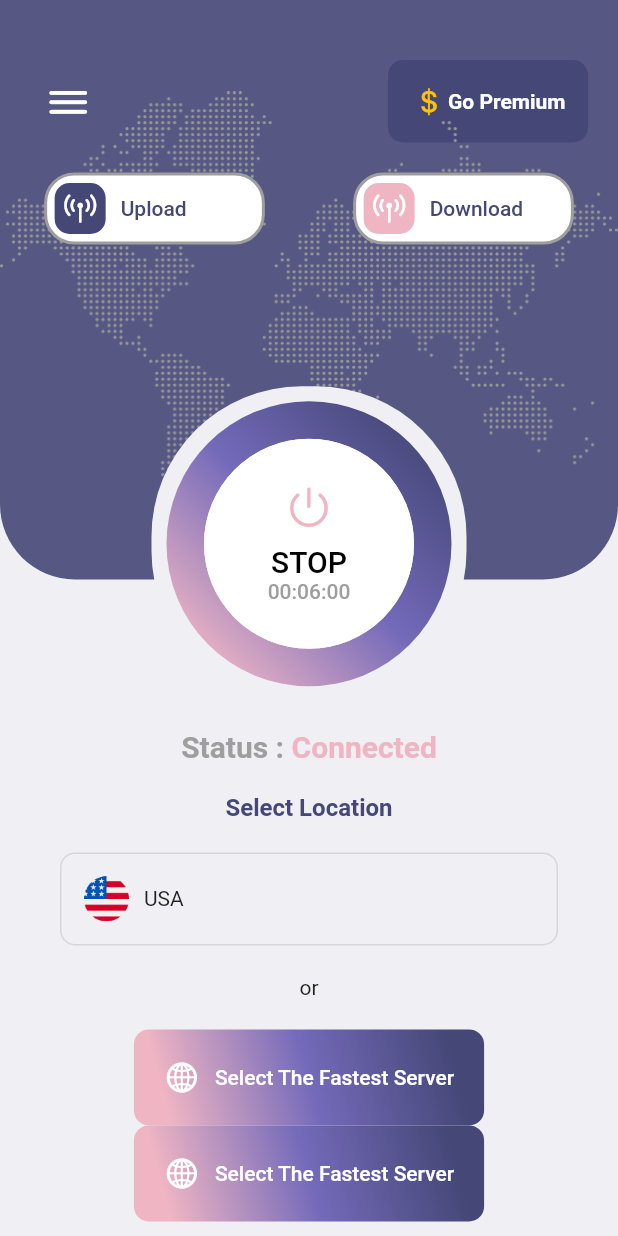
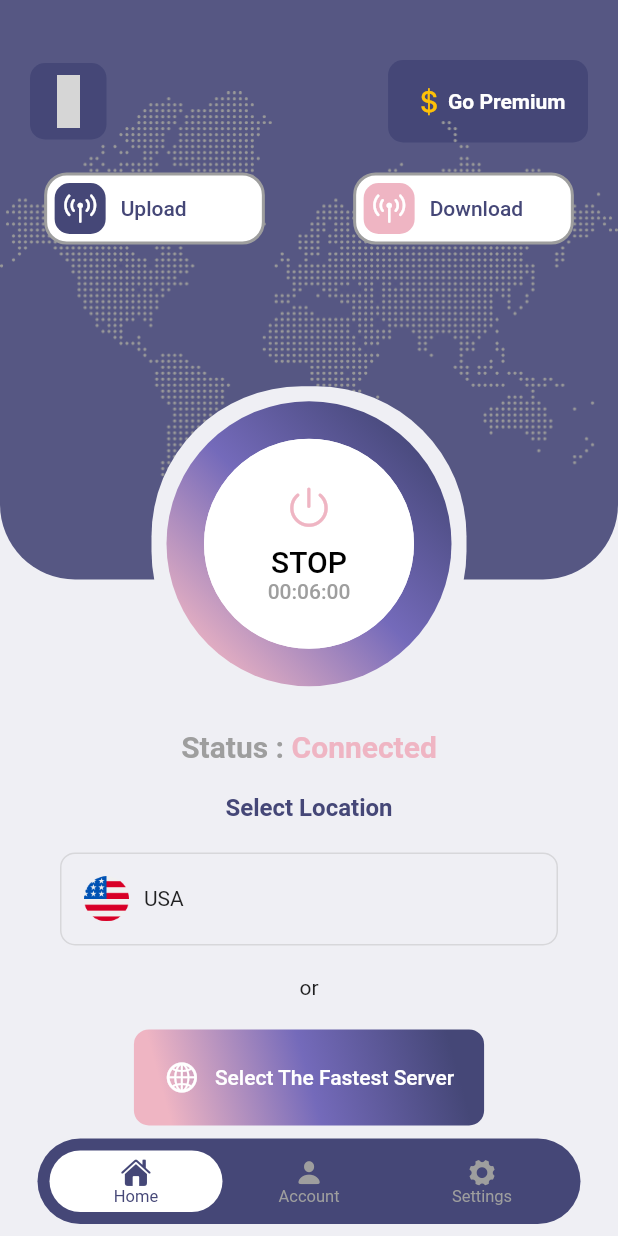
Before and after one commit to imamabdulazis/FlutterVPN, a Flutter app: the screen it shows after launch, on a phone screen of 412 x 824 dp. Run offline on Flutter 3.47's test engine with Material 2 defaults, Android fonts, the phone set to English and light mode, and no system bars; drawn by our look-alikes of floating_bottom_navigation_bar; our stand-ins replace eva_icons_flutter, flutter_spinkit, get; grey boxes are pictures that could not be loaded.

Commit message:
add some screen

```diff
--- a/lib/main.dart
+++ b/lib/main.dart
@@ -1,4 +1,5 @@
 import 'package:VarxVPN/presentation/screens/home/home_screen.dart';
+import 'package:VarxVPN/presentation/screens/navigation/navigation.dart';
 import 'package:VarxVPN/presentation/screens/not_found/not_found_screen.dart';
 import 'package:flutter/material.dart';
 
@@ -21,7 +22,7 @@ class App extends StatelessWidget {
         primarySwatch: Colors.blue,
         visualDensity: VisualDensity.adaptivePlatformDensity,
       ),
-      home: const HomeScreen(),
+      home: Navigation(),
       onUnknownRoute: (RouteSettings rs) => MaterialPageRoute(
         builder: (context) => NotFoundScreen(),
       ),
--- /dev/null
+++ b/lib/presentation/screens/account/account_screen.dart
@@ -0,0 +1,17 @@
+import 'package:flutter/material.dart';
+
+class AccountScreen extends StatefulWidget {
+  @override
+  _AccountScreenState createState() => _AccountScreenState();
+}
+
+class _AccountScreenState extends State<AccountScreen> {
+  @override
+  Widget build(BuildContext context) {
+    return Scaffold(
+      body: Center(
+        child: Text('Account Screen'),
+      ),
+    );
+  }
+}
--- a/lib/presentation/screens/home/home_screen.dart
+++ b/lib/presentation/screens/home/home_screen.dart
@@ -3,8 +3,10 @@ import 'package:VarxVPN/presentation/components/utility/screen_aware.dart';
 import 'package:VarxVPN/presentation/components/widget/button_gradient.dart';
 import 'package:VarxVPN/presentation/screens/home/local_widget/button_premium.dart';
 import 'package:VarxVPN/presentation/screens/home/local_widget/location.dart';
+import 'package:eva_icons_flutter/eva_icons_flutter.dart';
 import 'package:flutter/cupertino.dart';
 import 'package:flutter/material.dart';
+import 'package:flutter_spinkit/flutter_spinkit.dart';
 import 'package:get/get.dart';
 
 class HomeScreen extends StatefulWidget {
@@ -55,12 +57,16 @@ class _HomeScreenState extends State<HomeScreen> {
                               mainAxisAlignment: MainAxisAlignment.spaceBetween,
                               children: [
                                 Ink(
+                                  decoration: BoxDecoration(
+                                    color: Palette.primaryColor,
+                                    borderRadius: BorderRadius.circular(10),
+                                  ),
                                   child: InkWell(
                                     onTap: () {},
                                     child: const Padding(
                                       padding: EdgeInsets.all(8.0),
                                       child: Icon(
-                                        CupertinoIcons.bars,
+                                        EvaIcons.gridOutline,
                                         size: 35,
                                         color: Colors.white,
                                       ),
@@ -68,7 +74,7 @@ class _HomeScreenState extends State<HomeScreen> {
                                   ),
                                 ),
                                 ButtonPremium(
-                                  onTap: (){
+                                  onTap: () {
                                     print("IMAM");
                                   },
                                 ),
@@ -133,9 +139,6 @@ class _HomeScreenState extends State<HomeScreen> {
                   const ButtonGradient(
                     title: 'Select The Fastest Server',
                   ),
-                  const ButtonGradient(
-                    title: 'Select The Fastest Server',
-                  ),
                 ],
               ),
             ),
@@ -158,7 +161,7 @@ class _HomeScreenState extends State<HomeScreen> {
           decoration: BoxDecoration(
             color: Colors.white,
             border: Border.all(color: Colors.grey, width: 2),
-            borderRadius: BorderRadius.circular(20),
+            borderRadius: BorderRadius.circular(15),
           ),
           child: Row(
             children: <Widget>[
--- /dev/null
+++ b/lib/presentation/screens/navigation/navigation.dart
@@ -0,0 +1,62 @@
+import 'package:VarxVPN/presentation/components/utility/palette.dart';
+import 'package:VarxVPN/presentation/screens/account/account_screen.dart';
+import 'package:VarxVPN/presentation/screens/home/home_screen.dart';
+import 'package:VarxVPN/presentation/screens/settings/setting_screen.dart';
+import 'package:floating_bottom_navigation_bar/floating_bottom_navigation_bar.dart';
+import 'package:flutter/cupertino.dart';
+import 'package:flutter/material.dart';
+import 'package:get/get.dart';
+
+class Navigation extends StatefulWidget {
+  @override
+  _NavigationState createState() => _NavigationState();
+}
+
+class _NavigationState extends State<Navigation> {
+  int _index = 0;
+
+  final List<Widget> _screens = [
+    const HomeScreen(),
+    AccountScreen(),
+    SettingScreen(),
+  ];
+
+  @override
+  Widget build(BuildContext context) {
+    return Scaffold(
+      extendBody: true,
+      body: Center(
+        child: IndexedStack(
+          index: _index,
+          children: _screens,
+        ),
+      ),
+      bottomNavigationBar: FloatingNavbar(
+        width: Get.width - 50,
+        borderRadius: 30,
+        itemBorderRadius: 30,
+        iconSize: 20,
+        selectedBackgroundColor: Colors.white,
+        selectedItemColor: Palette.primaryColor,
+        unselectedItemColor: Colors.grey,
+        backgroundColor: Palette.primaryColor,
+        onTap: (int val) => setState(() => _index = val),
+        currentIndex: _index,
+        items: [
+          FloatingNavbarItem(
+            icon: CupertinoIcons.house_fill,
+            title: 'Home',
+          ),
+          FloatingNavbarItem(
+            icon: CupertinoIcons.person_fill,
+            title: 'Account',
+          ),
+          FloatingNavbarItem(
+            icon: CupertinoIcons.gear_alt_fill,
+            title: 'Settings',
+          ),
+        ],
+      ),
+    );
+  }
+}
--- /dev/null
+++ b/lib/presentation/screens/settings/setting_screen.dart
@@ -0,0 +1,17 @@
+import 'package:flutter/material.dart';
+
+class SettingScreen extends StatefulWidget {
+  @override
+  _SettingScreenState createState() => _SettingScreenState();
+}
+
+class _SettingScreenState extends State<SettingScreen> {
+  @override
+  Widget build(BuildContext context) {
+    return Scaffold(
+      body: Center(
+        child: Text('Account'),
+      ),
+    );
+  }
+}
--- a/pubspec.yaml
+++ b/pubspec.yaml
@@ -23,6 +23,8 @@ environment:
 dependencies:
   flutter:
     sdk: flutter
+  eva_icons_flutter: ^2.0.1
+  floating_bottom_navigation_bar: ^1.4.1
   flutter_spinkit: "^4.1.2"
   flutter_vpn: ^0.9.0
   get: ^3.24.0
```
Also changed, not shown: pubspec.lock.
